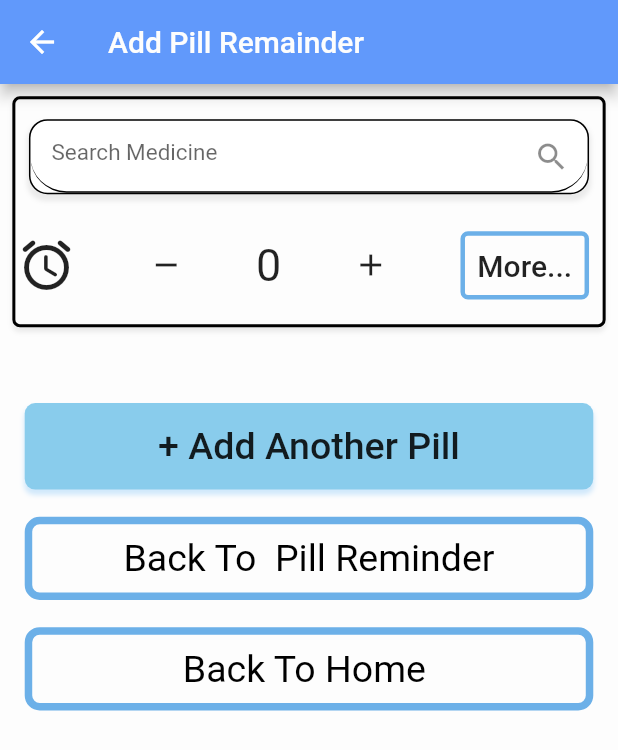
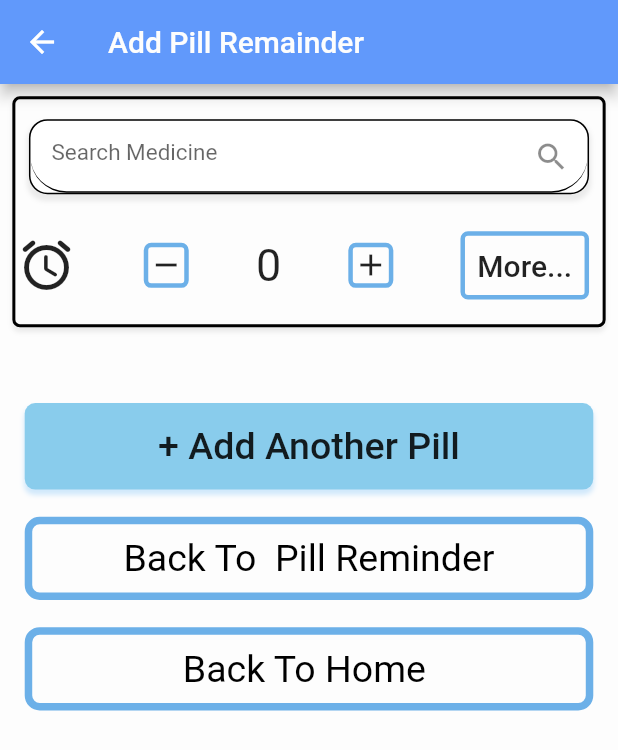
Before and after one commit to shahzebnaqvi/Medical_App, a Flutter app: the AddPillReminder screen opened directly, on a phone screen of 412 x 824 dp. Shown: the top 750 px of the screen. Run offline on Flutter 3.47's test engine with Material 2 defaults, Android fonts, the phone set to English and light mode, and no system bars; our stand-ins replace carousel_slider, flutter_speed_dial, get, google_maps_flutter, image_picker, lottie; missing offline and left inert: circular_menu, flutter_neat_and_clean_calendar, ml_kit_ocr, pandabar.

Commit message:
Multi  screen update

```diff
--- a/lib/Constants/constants.dart
+++ b/lib/Constants/constants.dart
@@ -1,11 +1,7 @@
 import 'package:flutter/material.dart';
 
 class Constants {
-  //Colors
-  // color: #2962ff;
-
   static const Color ubl = Color.fromARGB(198, 41, 98, 255);
-
   static const Color mainColor = Color.fromARGB(255, 6, 78, 187);
   static const Color mainColor1 = Color.fromARGB(255, 97, 153, 251);
   static const Color mainColorlight = Color.fromARGB(255, 241, 144, 160);
@@ -22,13 +18,11 @@ class Constants {
   static const Color cyan_light = Color.fromARGB(255, 111, 198, 238);
   static const Color grey = Colors.grey;
   static const Color bannercolor = Color.fromARGB(255, 137, 204, 236);
-
-  Color primarycolor = Colors.black;
-  Color secondarycolor = Colors.black12;
-  Color secondarycolor1 = Colors.black45;
-
-  Color secondarycolor2 = Colors.blueGrey;
-  Color secondarycolor3 = Colors.yellow;
-  Color secondarycolor4 = Colors.grey;
-  Color secondarycolor5 = Colors.white;
+  static const Color primarycolor = Colors.black;
+  static const Color secondarycolor = Colors.black12;
+  static const Color secondarycolor1 = Colors.black45;
+  static const Color secondarycolor2 = Colors.blueGrey;
+  static const Color secondarycolor3 = Colors.yellow;
+  static const Color secondarycolor4 = Colors.grey;
+  static const Color secondarycolor5 = Colors.white;
 }
--- a/lib/Screens/Pill_Planner/Add_Pill_Reminder.dart
+++ b/lib/Screens/Pill_Planner/Add_Pill_Reminder.dart
@@ -117,24 +117,40 @@ class _AddPillReminderState extends State<AddPillReminder> {
                         size: 40,
                       ),
                     ),
-                    InkWell(
+                    Container(
+                      decoration: BoxDecoration(
+                        color: Constants.mainColorWhite,
+                        border:
+                            Border.all(color: Constants.bluecolor, width: 03),
+                        borderRadius: BorderRadius.circular(05),
+                      ),
+                      child: InkWell(
                           onTap: () {
                             setState(() {
                               itemcounter--;
                             });
                           },
                           child: Icon(Icons.remove)),
+                    ),
                     Text(
                       "$itemcounter".toString(),
                       style: TextStyle(fontSize: 30),
                     ),
-                    InkWell(
+                    Container(
+                      decoration: BoxDecoration(
+                        color: Constants.mainColorWhite,
+                        border:
+                            Border.all(color: Constants.bluecolor, width: 03),
+                        borderRadius: BorderRadius.circular(05),
+                      ),
+                      child: InkWell(
                           onTap: () {
                             setState(() {
                               itemcounter++;
                             });
                           },
                           child: Icon(Icons.add)),
+                    ),
                     GestureDetector(
                       onTap: () {
                         setState(() {
```
Lines whose indentation alone changed are shown as unchanged.
